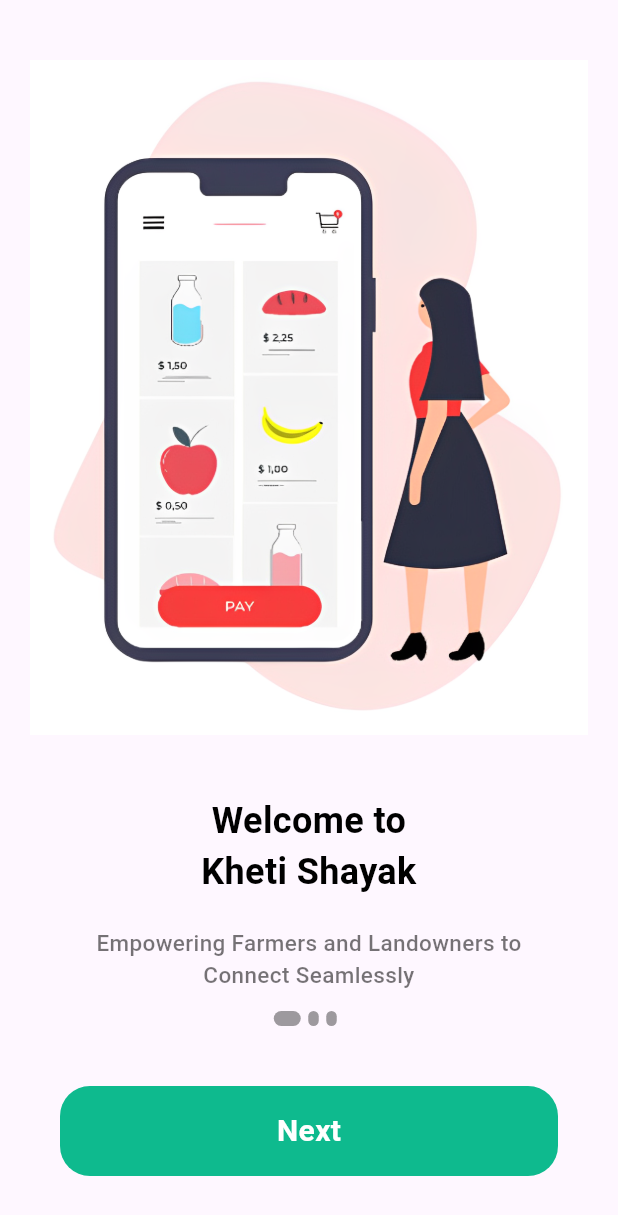
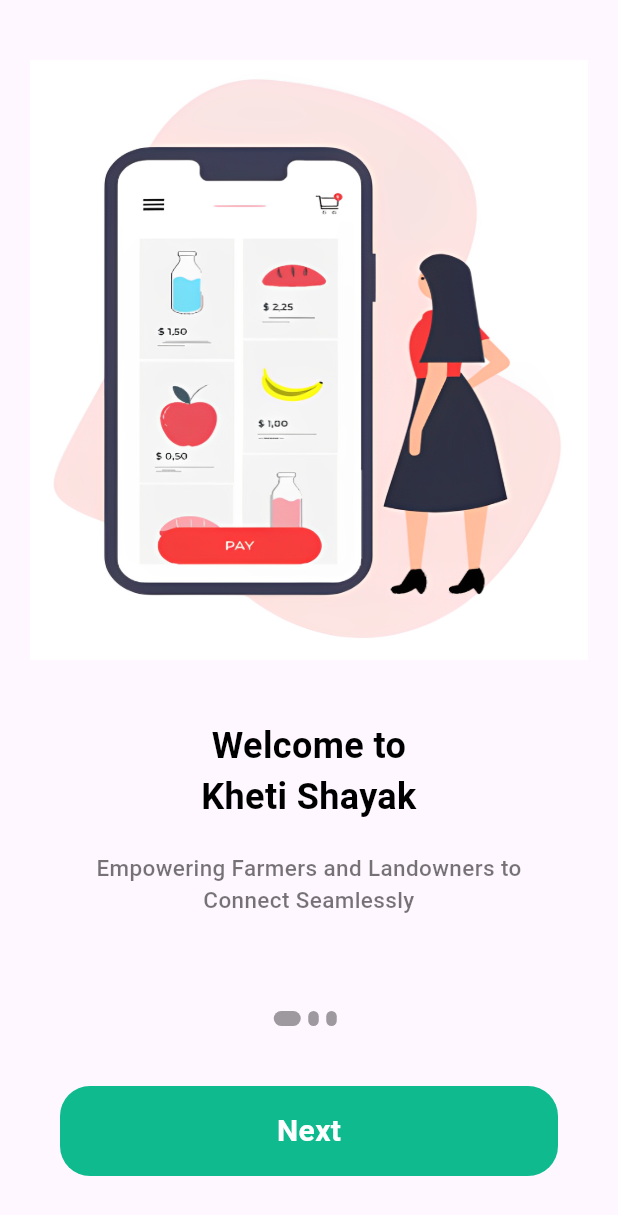
Before and after one commit to stp2003/epic, a Flutter app: the screen it shows after launch, on a phone screen of 412 x 824 dp. Shown: the top 1215 px of the screen. Run offline on Flutter 3.47's test engine with Material 3 defaults, Android fonts, the phone set to English and light mode, and no system bars; our stand-ins replace animated_text_kit, cloud_firestore, curved_navigation_bar, firebase_auth, firebase_core, firebase_storage and 5 more; missing offline and left inert: wiredash; accounts and stored records are empty; Roboto replaces fonts that are missing (Poppins).

Commit message:
Ui Fixes

```diff
--- a/lib/admin/add_food.dart
+++ b/lib/admin/add_food.dart
@@ -60,7 +60,7 @@
             const SnackBar(
               backgroundColor: Colors.orangeAccent,
               content: Text(
-                "Tools has been added Successfully",
+                "Items has been added Successfully",
                 style: TextStyle(fontSize: 18.0),
               ),
             ),
--- a/lib/admin/admin_login.dart
+++ b/lib/admin/admin_login.dart
@@ -207,7 +207,7 @@
               const SnackBar(
                 backgroundColor: Colors.orangeAccent,
                 content: Text(
-                  "Your id is not correct",
+                  "Your id is logged in",
                   style: TextStyle(fontSize: 18.0),
                 ),
               ),
--- a/lib/pages/home.dart
+++ b/lib/pages/home.dart
@@ -145,7 +145,7 @@
                                 child: Image.network(
                                   ds['Image'],
                                   height: 120,
-                                  width: 120,
+                                  width: 110,
                                   fit: BoxFit.cover,
                                 ),
                               ),
@@ -209,7 +209,7 @@
                 mainAxisAlignment: MainAxisAlignment.spaceBetween,
                 children: [
                   Text(
-                    "Hello Shashwat,",
+                    "Hello Ankita" ,
                     style: AppWidget.boldTextFieldStyle(),
                   ),
                   Container(
--- a/lib/pages/login.dart
+++ b/lib/pages/login.dart
@@ -65,7 +65,8 @@
   @override
   Widget build(BuildContext context) {
     return Scaffold(
-      body: Stack(
+      body: SingleChildScrollView(
+        child: Stack(
           children: [
             Container(
               width: MediaQuery.of(context).size.width,
@@ -183,7 +184,7 @@
                                   ),
                                 ),
                               ),
-                            const SizedBox(height: 80.0),
+                              const SizedBox(height: 60.0),
                               GestureDetector(
                                 onTap: () {
                                   if (_formKey.currentState!.validate()) {
@@ -247,6 +248,7 @@
             ),
           ],
         ),
+      ),
     );
   }
 }
--- a/lib/pages/onboard.dart
+++ b/lib/pages/onboard.dart
@@ -45,7 +45,8 @@
                 );
               },
               itemBuilder: (_, i) {
-                return Padding(
+                return SingleChildScrollView(
+                  child: Padding(
                     padding: const EdgeInsets.only(
                       top: 40.0,
                       left: 20.0,
@@ -55,7 +56,7 @@
                       children: [
                         Image.asset(
                           contents[i].image,
-                        height: 450,
+                          height: 400,
                           width: MediaQuery.of(context).size.width,
                           fit: BoxFit.fill,
                         ),
@@ -72,6 +73,7 @@
                           style: AppWidget.lightTextFieldStyle(),
                         )
                       ],
+                    ),
                   ),
                 );
               },
--- a/lib/pages/order.dart
+++ b/lib/pages/order.dart
@@ -97,7 +97,7 @@
                               child: Image.network(
                                 ds["Image"],
                                 height: 90,
-                                width: 90,
+                                width: 75,
                                 fit: BoxFit.cover,
                               ),
                             ),
```
Also changed, not shown: lib/pages/profile.dart (+8 -2 lines), pubspec.lock. Lines whose indentation alone changed are shown as unchanged.
